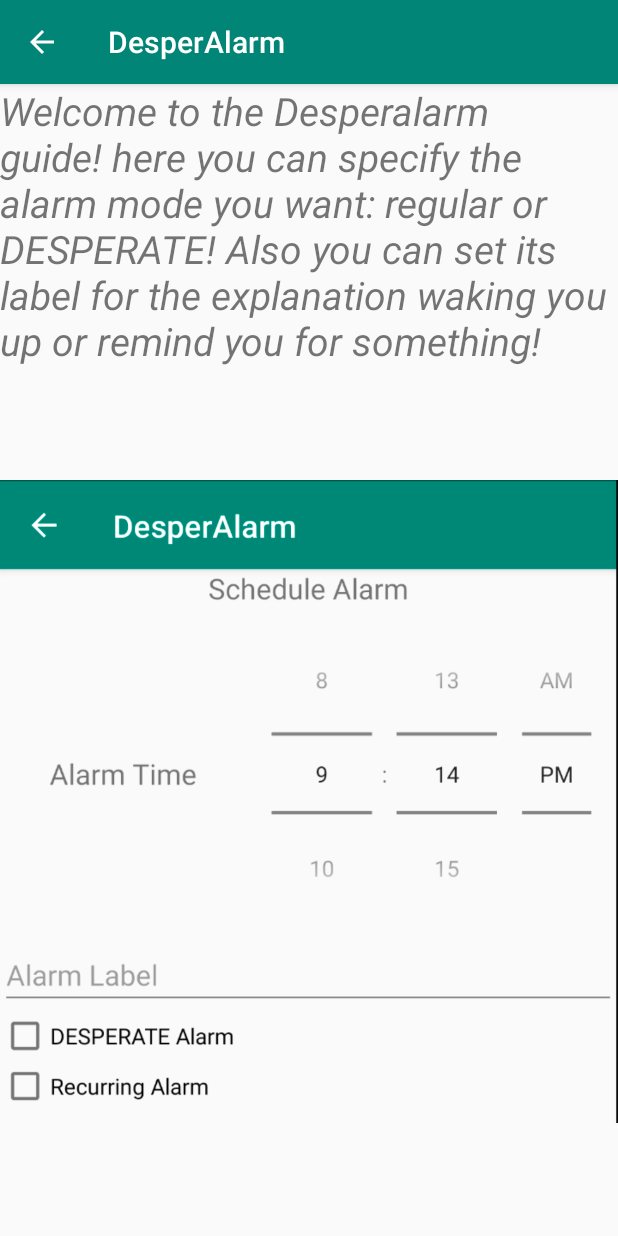
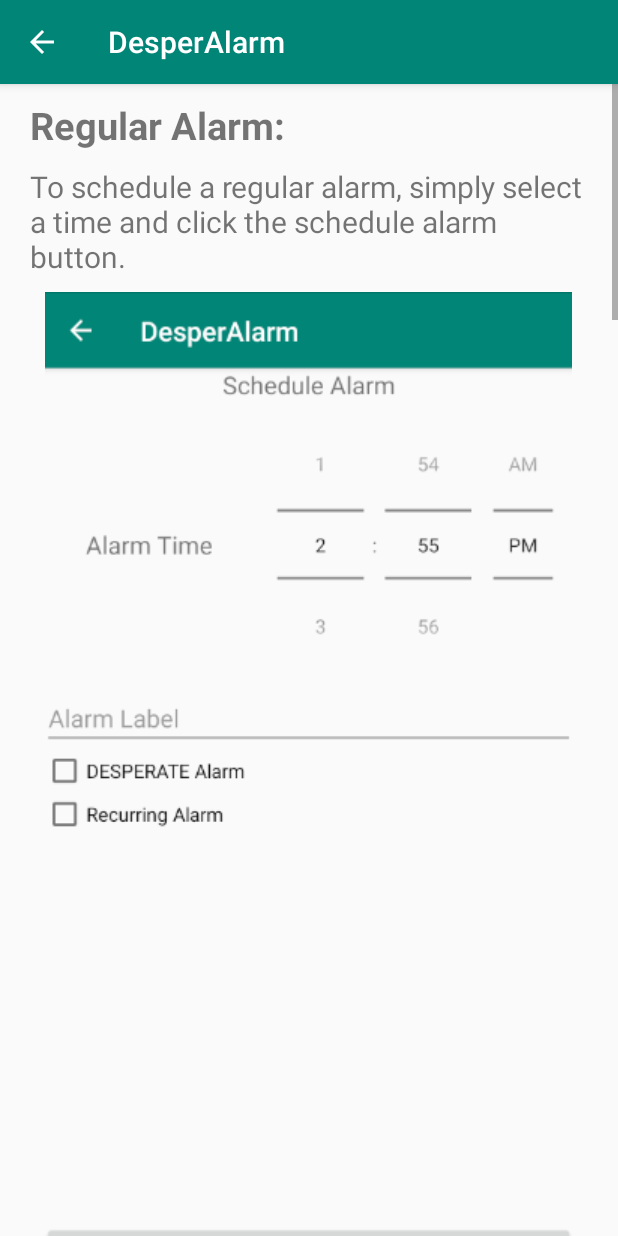
Before and after one commit to xinshuoLei/Desperalarm, an Android app: the RegularAlarmGuide screen opened directly, with no data from a screen before it, on a phone screen of 412 x 824 dp. Run offline under Robolectric (Android 15) with nearby library versions, the phone set to English and light mode, and no system bars.

Commit message:
improve ui and manual test plan

```diff
--- a/new_DesperAlarm/app/src/main/java/com/example/desperalarm/alarmslist/AlarmViewHolder.java
+++ b/new_DesperAlarm/app/src/main/java/com/example/desperalarm/alarmslist/AlarmViewHolder.java
@@ -1,5 +1,6 @@
 package com.example.desperalarm.alarmslist;
 
+import android.graphics.Color;
 import android.view.View;
 import android.widget.Button;
 import android.widget.CompoundButton;
@@ -70,6 +71,7 @@ public class AlarmViewHolder extends RecyclerView.ViewHolder {
 
         if (alarm.isDesperate()) {
             alarmMode.setText("Desperate");
+            alarmMode.setTextColor(Color.RED);
         } else {
             alarmMode.setText("Regular");
         }
--- a/new_DesperAlarm/app/src/main/res/layout/about.xml
+++ b/new_DesperAlarm/app/src/main/res/layout/about.xml
@@ -5,7 +5,7 @@
     android:orientation="vertical">
 
     <TextView
-        android:id="@+id/textView2"
+        android:id="@+id/regularSchedule"
         android:layout_width="wrap_content"
         android:layout_height="wrap_content"
         android:layout_marginTop="100dp"
--- a/new_DesperAlarm/app/src/main/res/layout/item_alarm.xml
+++ b/new_DesperAlarm/app/src/main/res/layout/item_alarm.xml
@@ -53,7 +53,8 @@
                     android:id="@+id/item_alarm_mode"
                     android:layout_width="wrap_content"
                     android:layout_height="wrap_content"
-                    android:textSize="12sp" />
+                    android:textSize="12sp"
+                    android:textStyle="bold" />
 
             </LinearLayout>
 
--- a/new_DesperAlarm/app/src/main/res/layout/regular_alarm_guide.xml
+++ b/new_DesperAlarm/app/src/main/res/layout/regular_alarm_guide.xml
@@ -4,24 +4,135 @@
     xmlns:tools="http://schemas.android.com/tools"
     android:layout_width="match_parent"
     android:layout_height="match_parent"
-    android:orientation="vertical">
+    android:orientation="vertical"
+    android:scrollbars="vertical">
+
+    <ScrollView
+        android:layout_width="match_parent"
+        android:layout_height="match_parent">
+
+        <LinearLayout
+            android:layout_width="match_parent"
+            android:layout_height="wrap_content"
+            android:orientation="vertical" >
 
             <TextView
-        android:id="@+id/textView6"
+                android:id="@+id/regularHeader"
                 android:layout_width="match_parent"
                 android:layout_height="wrap_content"
-        android:text="Welcome to the Desperalarm guide!
-here you can specify the alarm mode you want: regular or DESPERATE! Also you can set its label for
-the explanation waking you up or remind you for something!"
-        android:textStyle="italic"
-        android:textSize="26dp"/>
+                android:layout_marginTop="10dp"
+                android:paddingLeft="20dp"
+                android:paddingRight="20dp"
+                android:text="Regular Alarm:"
+                android:textSize="25dp"
+                android:textStyle="bold" />
+
+            <TextView
+                android:id="@+id/regularSchedule"
+                android:layout_width="match_parent"
+                android:layout_height="wrap_content"
+                android:layout_marginTop="10dp"
+                android:paddingLeft="20dp"
+                android:paddingRight="20dp"
+                android:text="To schedule a regular alarm, simply select a time and click the schedule alarm button."
+                android:textSize="20dp" />
 
             <ImageView
-        android:id="@+id/imageView"
+                android:id="@+id/regularScheduleImage"
                 android:layout_width="wrap_content"
                 android:layout_height="wrap_content"
-        app:srcCompat="@drawable/regular_alarm_guide"
+                android:layout_gravity="center"
+                android:layout_marginTop="10dp"
+                app:srcCompat="@drawable/regular_alarm_schedule"
                 tools:layout_editor_absoluteX="0dp"
                 tools:layout_editor_absoluteY="-128dp" />
 
+            <TextView
+                android:id="@+id/regularDismiss"
+                android:layout_width="match_parent"
+                android:layout_height="wrap_content"
+                android:layout_marginTop="10dp"
+                android:paddingLeft="20dp"
+                android:paddingRight="20dp"
+                android:text="When a regular alarm goes off, just click dismiss to stop it"
+                android:textSize="20dp" />
+
+            <ImageView
+                android:id="@+id/regularDismissImage"
+                android:layout_width="wrap_content"
+                android:layout_height="wrap_content"
+                android:layout_gravity="center"
+                android:layout_marginTop="10dp"
+                app:srcCompat="@drawable/regular_alarm_dismiss"
+                tools:layout_editor_absoluteX="0dp"
+                tools:layout_editor_absoluteY="-128dp" />
+
+            <TextView
+                android:id="@+id/desperHeader"
+                android:layout_width="match_parent"
+                android:layout_height="wrap_content"
+                android:layout_marginTop="10dp"
+                android:paddingLeft="20dp"
+                android:paddingRight="20dp"
+                android:text="DesperAlarm:"
+                android:textSize="25dp"
+                android:textStyle="bold" />
+
+            <TextView
+                android:id="@+id/desperSchedule"
+                android:layout_width="match_parent"
+                android:layout_height="wrap_content"
+                android:layout_marginTop="10dp"
+                android:paddingLeft="20dp"
+                android:paddingRight="20dp"
+                android:text="To schedule a regular alarm, select a time, check the DESPERATE Alarm checkbox
+and click the schedule alarm button."
+                android:textSize="20dp" />
+
+            <ImageView
+                android:id="@+id/desperScheduleImage"
+                android:layout_width="match_parent"
+                android:layout_height="wrap_content"
+                android:layout_gravity="center"
+                android:layout_marginTop="10dp"
+                app:srcCompat="@drawable/dersperalarm_schedule"
+                tools:layout_editor_absoluteX="0dp"
+                tools:layout_editor_absoluteY="-128dp" />
+
+            <TextView
+                android:id="@+id/desperDismiss"
+                android:layout_width="match_parent"
+                android:layout_height="wrap_content"
+                android:layout_marginTop="10dp"
+                android:paddingLeft="20dp"
+                android:paddingRight="20dp"
+                android:text="When a regular alarm goes off, click hard dismiss, then answer a question
+correctly to stop it"
+                android:textSize="20dp" />
+
+            <ImageView
+                android:id="@+id/desperDismissImage"
+                android:layout_width="match_parent"
+                android:layout_height="wrap_content"
+                android:layout_gravity="center"
+                android:layout_marginTop="10dp"
+                app:srcCompat="@drawable/desperalarm_dismiss"
+                tools:layout_editor_absoluteX="0dp"
+                tools:layout_editor_absoluteY="-128dp" />
+
+            <ImageView
+                android:id="@+id/desperQuestionImage"
+                android:layout_width="match_parent"
+                android:layout_height="wrap_content"
+                android:layout_gravity="center"
+                android:layout_marginTop="10dp"
+                app:srcCompat="@drawable/desperalarm_question"
+                tools:layout_editor_absoluteX="0dp"
+                tools:layout_editor_absoluteY="-128dp" />
+
+
         </LinearLayout>
+    </ScrollView>
+
+
+</LinearLayout>
```
Also changed, not shown: new_DesperAlarm/app/src/main/res/drawable/dersperalarm_schedule.png (added), new_DesperAlarm/app/src/main/res/drawable/desperalarm_dismiss.png (added), new_DesperAlarm/app/src/main/res/drawable/desperalarm_question.png (added), new_DesperAlarm/app/src/main/res/drawable/regular_alarm_dismiss.png (added), new_DesperAlarm/app/src/main/res/drawable/regular_alarm_guide.png (deleted), new_DesperAlarm/app/src/main/res/drawable/regular_alarm_schedule.png (added), 5 other files. Lines whose indentation alone changed are shown as unchanged.
